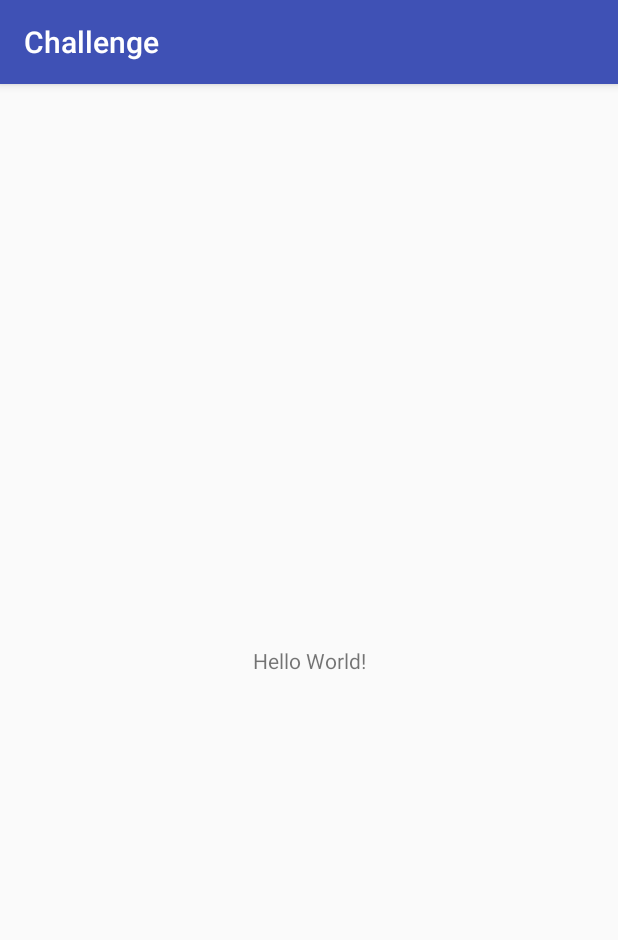
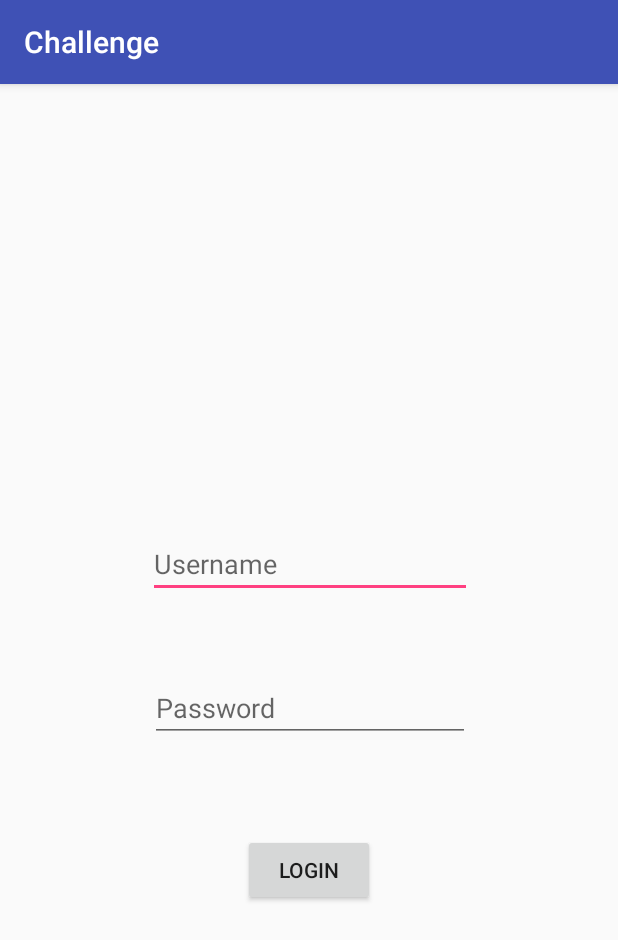
Before and after one commit to harasarah/Challenge, an Android app: the screen it shows after launch (MainActivity), on a phone screen of 412 x 824 dp. Shown: the top 940 px of the screen. Run offline under Robolectric (Android 15) with nearby library versions, the phone set to English and light mode, and no system bars.

Commit message:
Login page using login and password + (verification)

```diff
--- a/app/src/main/java/com/example/sarah/challenge/MainActivity.java
+++ b/app/src/main/java/com/example/sarah/challenge/MainActivity.java
@@ -1,13 +1,53 @@
 package com.example.sarah.challenge;
 
+import android.content.Context;
+import android.content.Intent;
 import android.support.v7.app.AppCompatActivity;
 import android.os.Bundle;
+import android.view.View;
+import android.widget.Button;
+import android.widget.EditText;
+import android.widget.TextView;
+import android.widget.Toast;
 
 public class MainActivity extends AppCompatActivity {
+    private EditText Name;
+    private EditText Password;
+    private Button Login;
+    private int counter = 5;
 
     @Override
     protected void onCreate(Bundle savedInstanceState) {
         super.onCreate(savedInstanceState);
         setContentView(R.layout.activity_main);
+
+        Name = (EditText)findViewById(R.id.etName);
+        Password = (EditText)findViewById(R.id.etPassword);
+        Login = (Button)findViewById(R.id.btnLogin);
+
+        Login.setOnClickListener(new View.OnClickListener() {
+            @Override
+            public void onClick(View view) {
+                validate(Name.getText().toString(), Password.getText().toString());
+            }
+        });
+
+    }
+    private void validate(String username, String userPassword)
+    {
+        if((username.equals("Admin")) && (userPassword.equals("Admin")))
+        {
+            Toast toast;
+            Context context = getApplicationContext();
+            String message = "You're connected";
+            toast = Toast.makeText(context,message,Toast.LENGTH_SHORT);
+            toast.show();
+        }else{
+            counter--;
+            if(counter == 0)
+            {
+                Login.setEnabled(false);
+            }
+        }
     }
 }
--- a/app/src/main/res/layout/activity_main.xml
+++ b/app/src/main/res/layout/activity_main.xml
@@ -6,13 +6,57 @@
     android:layout_height="match_parent"
     tools:context=".MainActivity">
 
-    <TextView
+    <EditText
+        android:id="@+id/etName"
+        android:layout_width="216dp"
+        android:layout_height="wrap_content"
+        android:layout_marginBottom="8dp"
+        android:layout_marginEnd="8dp"
+        android:layout_marginStart="8dp"
+        android:layout_marginTop="8dp"
+        android:ems="10"
+        android:hint="Username"
+        android:inputType="text"
+        app:layout_constraintBottom_toBottomOf="parent"
+        app:layout_constraintEnd_toEndOf="parent"
+        app:layout_constraintHorizontal_bias="0.503"
+        app:layout_constraintStart_toStartOf="parent"
+        app:layout_constraintTop_toTopOf="parent"
+        app:layout_constraintVertical_bias="0.409" />
+
+    <EditText
+        android:id="@+id/etPassword"
         android:layout_width="wrap_content"
         android:layout_height="wrap_content"
-        android:text="Hello World!"
+        android:layout_marginBottom="8dp"
+        android:layout_marginEnd="8dp"
+        android:layout_marginStart="8dp"
+        android:layout_marginTop="8dp"
+        android:ems="10"
+        android:hint="Password"
+        android:inputType="textPassword"
         app:layout_constraintBottom_toBottomOf="parent"
-        app:layout_constraintLeft_toLeftOf="parent"
-        app:layout_constraintRight_toRightOf="parent"
-        app:layout_constraintTop_toTopOf="parent" />
+        app:layout_constraintEnd_toEndOf="parent"
+        app:layout_constraintHorizontal_bias="0.503"
+        app:layout_constraintStart_toStartOf="parent"
+        app:layout_constraintTop_toBottomOf="@+id/etName"
+        app:layout_constraintVertical_bias="0.118" />
+
+    <Button
+        android:id="@+id/btnLogin"
+        android:layout_width="wrap_content"
+        android:layout_height="wrap_content"
+        android:layout_marginBottom="8dp"
+        android:layout_marginEnd="8dp"
+        android:layout_marginStart="8dp"
+        android:layout_marginTop="8dp"
+        android:text="Login"
+        app:layout_constraintBottom_toBottomOf="parent"
+        app:layout_constraintEnd_toEndOf="parent"
+        app:layout_constraintStart_toStartOf="parent"
+        app:layout_constraintTop_toBottomOf="@+id/etPassword"
+        app:layout_constraintVertical_bias="0.2" />
+
+
 
 </android.support.constraint.ConstraintLayout>
```
